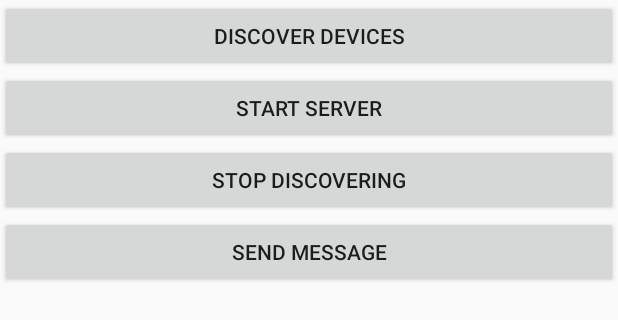
After one commit to Rickyboy320/COMRAD, an Android app: the layout activity_p2p.xml on its own in the app's theme, with its tools: preview values and no code run, on a phone screen of 412 x 824 dp. The commit adds this screen. Shown: the top 320 px of the screen. Run offline under Robolectric (Android 15) with nearby library versions, the phone set to English and light mode, and no system bars.

Commit message:
Merge master

```diff
--- a/app/src/main/java/io/comrad/p2p/P2PActivity.java
+++ b/app/src/main/java/io/comrad/p2p/P2PActivity.java
@@ -40,7 +40,7 @@ public class P2PActivity extends Activity {
     @Override
     protected void onCreate(Bundle savedInstanceState) {
         super.onCreate(savedInstanceState);
-        setContentView(R.layout.main);
+        setContentView(R.layout.activity_p2p);
 
         ActivityCompat.requestPermissions(this, new String[]{Manifest.permission.ACCESS_COARSE_LOCATION}, PERMISSION_REQUEST);
 
--- a/app/src/main/java/io/comrad/p2p/P2PConnectedThread.java
+++ b/app/src/main/java/io/comrad/p2p/P2PConnectedThread.java
@@ -54,7 +54,7 @@ public class P2PConnectedThread extends Thread {
         }
     }
 
-    // Call this from the main activity to send data to the remote device.
+    // Call this from the activity_p2p activity to send data to the remote device.
     public void write(byte[] bytes) {
         try {
             output.write(bytes);
@@ -64,7 +64,7 @@ public class P2PConnectedThread extends Thread {
         }
     }
 
-    // Call this method from the main activity to shut down the connection.
+    // Call this method from the activity_p2p activity to shut down the connection.
     public void close() {
         try {
             socket.close();
--- a/app/src/main/res/layout/activity_music.xml
+++ b/app/src/main/res/layout/activity_music.xml
@@ -4,7 +4,7 @@
     xmlns:tools="http://schemas.android.com/tools"
     android:layout_width="match_parent"
     android:layout_height="match_parent"
-    tools:context=".MusicActivity">
+    tools:context=".music.MusicActivity">
 
     <ListView
         android:id="@+id/musicView"
--- /dev/null
+++ b/app/src/main/res/layout/activity_p2p.xml
@@ -0,0 +1,34 @@
+<?xml version="1.0" encoding="utf-8"?>
+<LinearLayout xmlns:android="http://schemas.android.com/apk/res/android"
+    android:orientation="vertical" android:layout_width="match_parent"
+    android:layout_height="match_parent">
+
+    <Button
+        android:id="@+id/discover"
+        android:layout_width="match_parent"
+        android:layout_height="wrap_content"
+        android:text="Discover Devices" />
+
+    <Button
+            android:text="Start Server"
+            android:layout_width="match_parent"
+            android:layout_height="wrap_content"
+            android:id="@+id/server"/>
+
+    <Button
+            android:text="Stop Discovering"
+            android:layout_width="match_parent"
+            android:layout_height="wrap_content"
+            android:id="@+id/stopDiscovery"/>
+
+    <Button
+        android:id="@+id/sendMessage"
+        android:layout_width="match_parent"
+        android:layout_height="wrap_content"
+        android:text="Send Message" />
+
+    <android.support.v7.widget.RecyclerView
+        android:id="@+id/peersList"
+        android:layout_width="match_parent"
+        android:layout_height="match_parent" />
+</LinearLayout>
```
Also changed, not shown: app/src/main/AndroidManifest.xml (+3 -16 lines), app/src/main/java/io/comrad/MainActivity.java (added, +36 -0 lines), app/src/main/java/io/comrad/music/MusicActivity.java (renamed from app/src/main/java/io/comrad/MusicActivity.java, +7 -5 lines), app/src/main/java/io/comrad/music/Song.java (renamed from app/src/main/java/io/comrad/Song.java, +7 -7 lines), app/src/main/java/io/comrad/music/SongAdapter.java (renamed from app/src/main/java/io/comrad/SongAdapter.java, +8 -6 lines), app/src/main/java/io/comrad/p2p/PeerAdapter.java (+0 -11 lines), app/src/main/res/layout/main.xml (+4 -21 lines).
